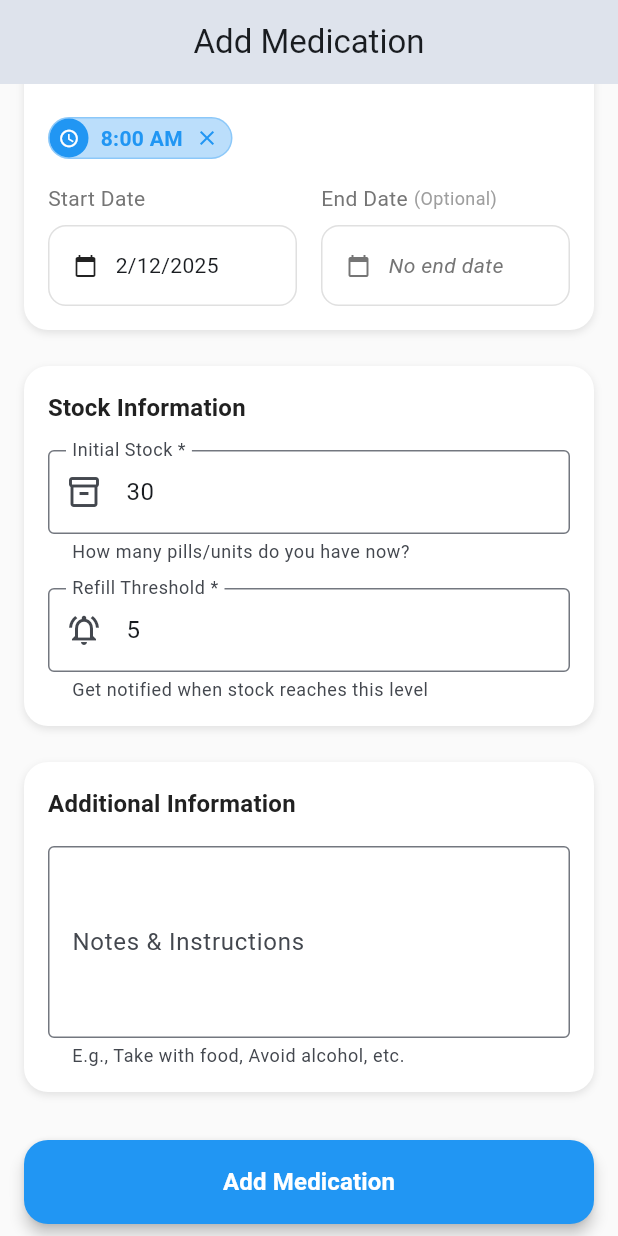
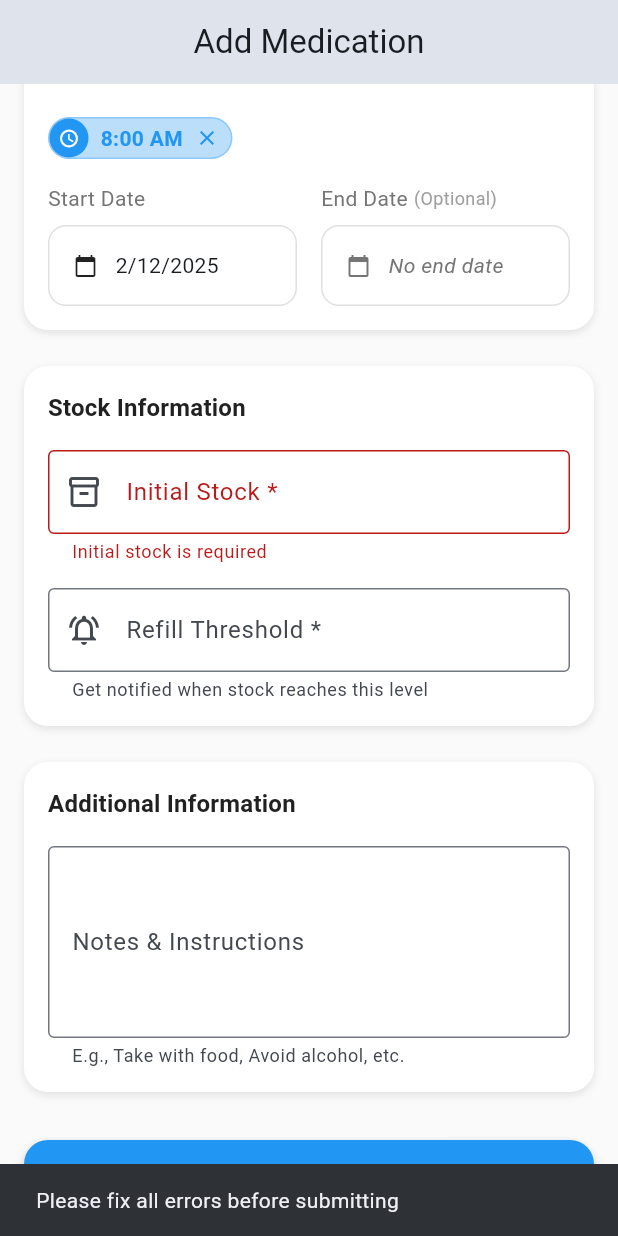
Before and after one commit to tekle-eyesus/RemeDi, a Flutter app: the AddEditMedicationScreen screen opened by its route, scrolled down 910 dp, after a tap on "Add Medication", on a phone screen of 412 x 824 dp. Run offline on Flutter 3.47's test engine with Material 3 defaults, Android fonts, the phone set to English and light mode, and no system bars; our stand-ins replace cloud_firestore, firebase_auth, firebase_core, firebase_storage, flutter_colorpicker, flutter_riverpod and 8 more; accounts and stored records are empty.

Commit message:
Refactor the medication form

```diff
--- a/lib/features/medications/presentation/models/medication_form.dart
+++ b/lib/features/medications/presentation/models/medication_form.dart
@@ -38,8 +38,18 @@ class DosageValue {
 
   String? validate() {
     if (value.isEmpty) return 'Dosage value is required';
-    final numValue = double.tryParse(value);
-    if (numValue == null || numValue <= 0) return 'Enter a valid dosage';
+
+    final cleanedValue = value.replaceAll(',', '.');
+    final numValue = double.tryParse(cleanedValue);
+
+    if (numValue == null) {
+      return 'Enter a valid number (e.g., 10 or 10.5)';
+    }
+
+    if (numValue <= 0) {
+      return 'Dosage must be greater than 0';
+    }
+
     return null;
   }
 }
@@ -78,8 +88,17 @@ class InitialStock {
 
   String? validate() {
     if (value.isEmpty) return 'Initial stock is required';
+
     final numValue = int.tryParse(value);
-    if (numValue == null || numValue <= 0) return 'Enter a valid number';
+
+    if (numValue == null) {
+      return 'Enter a valid whole number (e.g., 30)';
+    }
+
+    if (numValue <= 0) {
+      return 'Stock must be greater than 0';
+    }
+
     return null;
   }
 }
@@ -99,8 +118,17 @@ class RefillThreshold {
 
   String? validate() {
     if (value.isEmpty) return 'Refill threshold is required';
+
     final numValue = int.tryParse(value);
-    if (numValue == null || numValue < 0) return 'Enter a valid number';
+
+    if (numValue == null) {
+      return 'Enter a valid whole number (e.g., 5)';
+    }
+
+    if (numValue < 0) {
+      return 'Threshold cannot be negative';
+    }
+
     return null;
   }
 }
@@ -202,11 +230,16 @@ class MedicationFormState {
   }
 
   Medication toMedication(String userId) {
+    // Safe parsing with defaults
+    final dosageDouble = double.tryParse(dosageValue.value) ?? 0.0;
+    final initialStockInt = int.tryParse(initialStock.value) ?? 30;
+    final refillThresholdInt = int.tryParse(refillThreshold.value) ?? 5;
+
     return Medication(
       id: '',
       userId: userId,
-      name: name.value,
-      dosageValue: double.parse(dosageValue.value),
+      name: name.value.trim(),
+      dosageValue: dosageDouble,
       dosageUnit: dosageUnit.value,
       form: form,
       frequency: Frequency(
@@ -216,12 +249,12 @@ class MedicationFormState {
       timesOfDay: timesOfDay,
       startDate: startDate,
       endDate: endDate,
-      initialStock: int.parse(initialStock.value),
-      currentStock: int.parse(initialStock.value),
+      initialStock: initialStockInt,
+      currentStock: initialStockInt,
       pillsPerPrescription: null,
-      refillThreshold: int.parse(refillThreshold.value),
+      refillThreshold: refillThresholdInt,
       colorTag: colorTag,
-      notes: notes,
+      notes: notes?.trim(),
       imageUrl: imageUrl,
       isActive: isActive,
       createdAt: DateTime.now(),
--- a/lib/features/medications/presentation/screens/add_edit_medication_screen.dart
+++ b/lib/features/medications/presentation/screens/add_edit_medication_screen.dart
@@ -120,38 +120,12 @@ class _AddEditMedicationScreenState
           imageUrl: _existingMedication!.imageUrl,
           isActive: _existingMedication!.isActive,
         );
-        // _formState = MedicationFormState(
-        //   name: MedicationName.dirty(_existingMedication!.name),
-        //   dosageValue:
-        //       DosageValue.dirty(_existingMedication!.dosageValue.toString()),
-        //   dosageUnit: DosageUnit.dirty(_existingMedication!.dosageUnit),
-        //   form: FormzInput.dirty(_existingMedication!.form),
-        //   frequencyType: _existingMedication!.frequency.type,
-        //   frequencyValue: _existingMedication!.frequency.value,
-        //   timesOfDay: _existingMedication!.timesOfDay,
-        //   startDate: _existingMedication!.startDate,
-        //   endDate: _existingMedication!.endDate,
-        //   initialStock:
-        //       InitialStock.dirty(_existingMedication!.currentStock.toString()),
-        //   refillThreshold: RefillThreshold.dirty(
-        //       _existingMedication!.refillThreshold.toString()),
-        //   colorTag: _existingMedication!.colorTag,
-        //   notes: _existingMedication!.notes,
-        //   imageUrl: _existingMedication!.imageUrl,
-        //   isActive: _existingMedication!.isActive,
-        // );
       }
     } else {
       _formState = MedicationFormState();
       _initialStockController.text = '30';
       _refillThresholdController.text = '5';
     }
-  }
-
-  void _updateFormState(Function(MedicationFormState) update) {
-    setState(() {
-      _formState = update(_formState);
-    });
   }
 
   Future<void> _pickImage() async {
@@ -292,18 +266,75 @@ class _AddEditMedicationScreenState
   }
 
   Future<void> _submitForm() async {
-    if (_formKey.currentState!.validate()) {
-      _formKey.currentState!.save();
+    final nameError = _formState.name.validate();
+    final dosageError = _formState.dosageValue.validate();
+    final stockError = _formState.initialStock.validate();
+    final thresholdError = _formState.refillThreshold.validate();
 
-      final user = ref.read(authNotifierProvider).user;
-      if (user == null || user.isEmpty) {
+    _updateFormState((state) => state.copyWith(
+          name: state.name.copyWith(error: nameError),
+          dosageValue: state.dosageValue.copyWith(error: dosageError),
+          initialStock: state.initialStock.copyWith(error: stockError),
+          refillThreshold:
+              state.refillThreshold.copyWith(error: thresholdError),
+        ));
+
+    final hasErrors = nameError != null ||
+        dosageError != null ||
+        stockError != null ||
+        thresholdError != null;
+    if (hasErrors) {
+      ScaffoldMessenger.of(context).showSnackBar(
+        const SnackBar(
+          content: Text('Please fix all errors before submitting'),
+          duration: Duration(seconds: 2),
+        ),
+      );
+      return;
+    }
+
+    if (_formState.timesOfDay.isEmpty) {
+      ScaffoldMessenger.of(context).showSnackBar(
+        const SnackBar(
+          content: Text('Please add at least one time for medication'),
+          duration: Duration(seconds: 2),
+        ),
+      );
+      return;
+    }
+
+    final user = ref.read(authNotifierProvider).user;
+    if (user == null || user.isEmpty) {
+      ScaffoldMessenger.of(context).showSnackBar(
+        const SnackBar(
+          content: Text('Please login first'),
+          duration: Duration(seconds: 2),
+        ),
+      );
+      return;
+    }
+
+    try {
+      final medication = _formState.toMedication(user.id);
+      if (medication.dosageValue <= 0) {
         ScaffoldMessenger.of(context).showSnackBar(
-          const SnackBar(content: Text('Please login first')),
+          const SnackBar(
+            content: Text('Dosage must be greater than 0'),
+            duration: Duration(seconds: 2),
+          ),
         );
         return;
       }
 
-      final medication = _formState.toMedication(user.id);
+      if (medication.initialStock <= 0) {
+        ScaffoldMessenger.of(context).showSnackBar(
+          const SnackBar(
+            content: Text('Initial stock must be greater than 0'),
+            duration: Duration(seconds: 2),
+          ),
+        );
+        return;
+      }
 
       if (_isEditing && _existingMedication != null) {
         final updatedMedication = _existingMedication!.copyWith(
@@ -315,7 +346,7 @@ class _AddEditMedicationScreenState
           timesOfDay: medication.timesOfDay,
           startDate: medication.startDate,
           endDate: medication.endDate,
-          currentStock: int.parse(_initialStockController.text),
+          currentStock: medication.currentStock,
           refillThreshold: medication.refillThreshold,
           colorTag: medication.colorTag,
           notes: medication.notes,
@@ -330,33 +361,72 @@ class _AddEditMedicationScreenState
 
         result.fold(
           (failure) => ScaffoldMessenger.of(context).showSnackBar(
-            SnackBar(content: Text('Failed to update: ${failure.message}')),
+            SnackBar(
+              content: Text('Failed to update: ${failure.message}'),
+              duration: const Duration(seconds: 2),
+            ),
           ),
           (_) {
             ScaffoldMessenger.of(context).showSnackBar(
-              const SnackBar(content: Text('Medication updated successfully')),
+              const SnackBar(
+                content: Text('Medication updated successfully'),
+                duration: Duration(seconds: 2),
+              ),
             );
-            context.pop();
+            if (context.mounted) {
+              Navigator.of(context).pop();
+            }
           },
         );
       } else {
+        // Add new medication
         final result = await ref
             .read(medicationListProvider.notifier)
             .addMedication(medication);
 
         result.fold(
           (failure) => ScaffoldMessenger.of(context).showSnackBar(
-            SnackBar(content: Text('Failed to add: ${failure.message}')),
+            SnackBar(
+              content: Text('Failed to add: ${failure.message}'),
+              duration: const Duration(seconds: 2),
+            ),
           ),
           (_) {
             ScaffoldMessenger.of(context).showSnackBar(
-              const SnackBar(content: Text('Medication added successfully')),
+              const SnackBar(
+                content: Text('Medication added successfully'),
+                duration: Duration(seconds: 2),
+              ),
             );
-            context.pop();
+            if (context.mounted) {
+              Navigator.of(context).pop();
+            }
           },
         );
       }
+    } catch (e) {
+      ScaffoldMessenger.of(context).showSnackBar(
+        SnackBar(
+          content: Text('Error: ${e.toString()}'),
+          duration: const Duration(seconds: 2),
+        ),
+      );
     }
+  }
+
+  void _syncControllersWithFormState() {
+    _nameController.text = _formState.name.value;
+    _dosageController.text = _formState.dosageValue.value;
+    _initialStockController.text = _formState.initialStock.value;
+    _refillThresholdController.text = _formState.refillThreshold.value;
+    _notesController.text = _formState.notes ?? '';
+  }
+
+  void _updateFormState(Function(MedicationFormState) update) {
+    setState(() {
+      _formState = update(_formState);
+      _syncControllersWithFormState(); // Sync controllers
+    });
   }
 
   void _deleteMedication() {
@@ -427,17 +497,16 @@ class _AddEditMedicationScreenState
               _buildImageUploadSection(),
 
               const SizedBox(height: 24),
-
-              // Basic Information
               FormSection(
                 title: 'Basic Information',
                 children: [
                   TextFormField(
                     controller: _nameController,
-                    decoration: const InputDecoration(
+                    decoration: InputDecoration(
                       labelText: 'Medication Name *',
-                      prefixIcon: Icon(Icons.medication_outlined),
-                      border: OutlineInputBorder(),
+                      prefixIcon: const Icon(Icons.medication_outlined),
+                      border: const OutlineInputBorder(),
+                      errorText: _formState.name.error,
                     ),
                     validator: (value) {
                       if (value == null || value.trim().isEmpty) {
@@ -446,8 +515,10 @@ class _AddEditMedicationScreenState
                       return null;
                     },
                     onChanged: (value) {
+                      final error = MedicationName(value: value).validate();
                       _updateFormState((state) => state.copyWith(
-                            form: value ?? 'Tablet',
+                            name:
+                                state.name.copyWith(value: value, error: error),
                           ));
                     },
                   ),
@@ -458,20 +529,34 @@ class _AddEditMedicationScreenState
                         flex: 2,
                         child: TextFormField(
                           controller: _dosageController,
-                          keyboardType: TextInputType.number,
-                          decoration: const InputDecoration(
+                          keyboardType: const TextInputType.numberWithOptions(
+                              decimal: true),
+                          decoration: InputDecoration(
                             labelText: 'Dosage *',
-                            prefixIcon: Icon(Icons.exposure),
-                            border: OutlineInputBorder(),
+                            prefixIcon: const Icon(Icons.exposure),
+                            border: const OutlineInputBorder(),
+                            errorText: _formState.dosageValue.error,
                           ),
                           validator: (value) {
                             if (value == null || value.trim().isEmpty) {
                               return 'Please enter dosage';
                             }
-                            if (double.tryParse(value) == null) {
+                            // Allow both comma and dot as decimal separator
+                            final cleanedValue = value.replaceAll(',', '.');
+                            if (double.tryParse(cleanedValue) == null) {
                               return 'Please enter a valid number';
                             }
                             return null;
+                          },
+                          onChanged: (value) {
+                            // Clean the value by replacing comma with dot
+                            final cleanedValue = value.replaceAll(',', '.');
+                            final error =
+                                DosageValue(value: cleanedValue).validate();
+                            _updateFormState((state) => state.copyWith(
+                                  dosageValue: state.dosageValue.copyWith(
+                                      value: cleanedValue, error: error),
+                                ));
                           },
                         ),
                       ),
@@ -574,11 +659,12 @@ class _AddEditMedicationScreenState
                   TextFormField(
                     controller: _initialStockController,
                     keyboardType: TextInputType.number,
-                    decoration: const InputDecoration(
+                    decoration: InputDecoration(
                       labelText: 'Initial Stock *',
-                      prefixIcon: Icon(Icons.inventory_2_outlined),
-                      border: OutlineInputBorder(),
+                      prefixIcon: const Icon(Icons.inventory_2_outlined),
+                      border: const OutlineInputBorder(),
                       helperText: 'How many pills/units do you have now?',
+                      errorText: _formState.initialStock.error,
                     ),
                     validator: (value) {
                       if (value == null || value.trim().isEmpty) {
@@ -588,6 +674,13 @@ class _AddEditMedicationScreenState
                         return 'Please enter a valid number';
                       }
                       return null;
+                    },
+                    onChanged: (value) {
+                      final error = InitialStock(value: value).validate();
+                      _updateFormState((state) => state.copyWith(
+                            initialStock: state.initialStock
+                                .copyWith(value: value, error: error),
+                          ));
                     },
                   ),
                   const SizedBox(height: 16),
@@ -608,6 +701,13 @@ class _AddEditMedicationScreenState
                         return 'Please enter a valid number';
                       }
                       return null;
+                    },
+                    onChanged: (value) {
+                      final error = InitialStock(value: value).validate();
+                      _updateFormState((state) => state.copyWith(
+                            refillThreshold: state.refillThreshold
+                                .copyWith(value: value, error: error),
+                          ));
                     },
                   ),
                 ],
```
